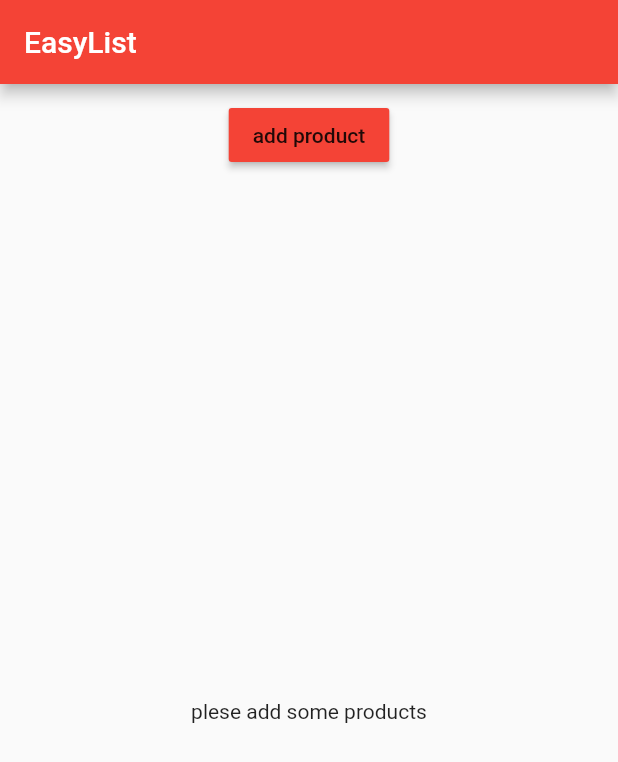
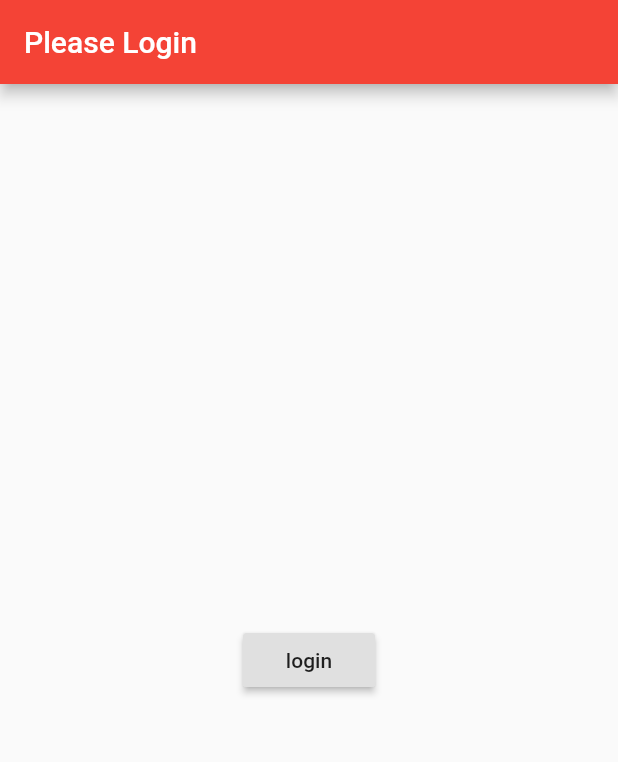
Before and after one commit to taioo/Take-a-question, a Flutter app: the screen it shows after launch, on a phone screen of 412 x 824 dp. Shown: the top 762 px of the screen. Run offline on Flutter 3.47's test engine with Material 2 defaults, Android fonts, the phone set to English and light mode, and no system bars.

Commit message:
add login

```diff
--- a/lib/main.dart
+++ b/lib/main.dart
@@ -1,7 +1,7 @@
 import 'package:flutter/material.dart';
 //import 'package:flutter/rendering.dart';
 
-import './pages/home.dart';
+import './pages/auth.dart';
 
 void main() {
   // debugPaintSizeEnabled = true;
@@ -20,7 +20,7 @@ class MyApp extends StatelessWidget {
           brightness: Brightness.light,
           primarySwatch: Colors.red,
           accentColor: Colors.cyan[600]),
-      home: HomePage(),
+      home: Auth(),
     );
   }
 }
--- /dev/null
+++ b/lib/pages/auth.dart
@@ -0,0 +1,24 @@
+import 'package:flutter/material.dart';
+import './products.dart';
+
+class Auth extends StatelessWidget {
+  @override
+  Widget build(BuildContext context) {
+    return Scaffold(
+      appBar: AppBar(
+        title: Text('Please Login'),
+      ),
+      body: Center(
+        child: RaisedButton(
+          child: Text('login'),
+          onPressed: () {
+            Navigator.pushReplacement(context,
+                MaterialPageRoute(builder: (BuildContext context) {
+              return Products();
+            }));
+          },
+        ),
+      ),
+    );
+  }
+}
--- a/lib/pages/home.dart
+++ b/lib/pages/products.dart
@@ -5,7 +5,7 @@ import '../product_manager.dart';
 
 
 
-class HomePage extends StatelessWidget {
+class Products extends StatelessWidget {
   @override
   Widget build(BuildContext context) {
     return Scaffold(
```
